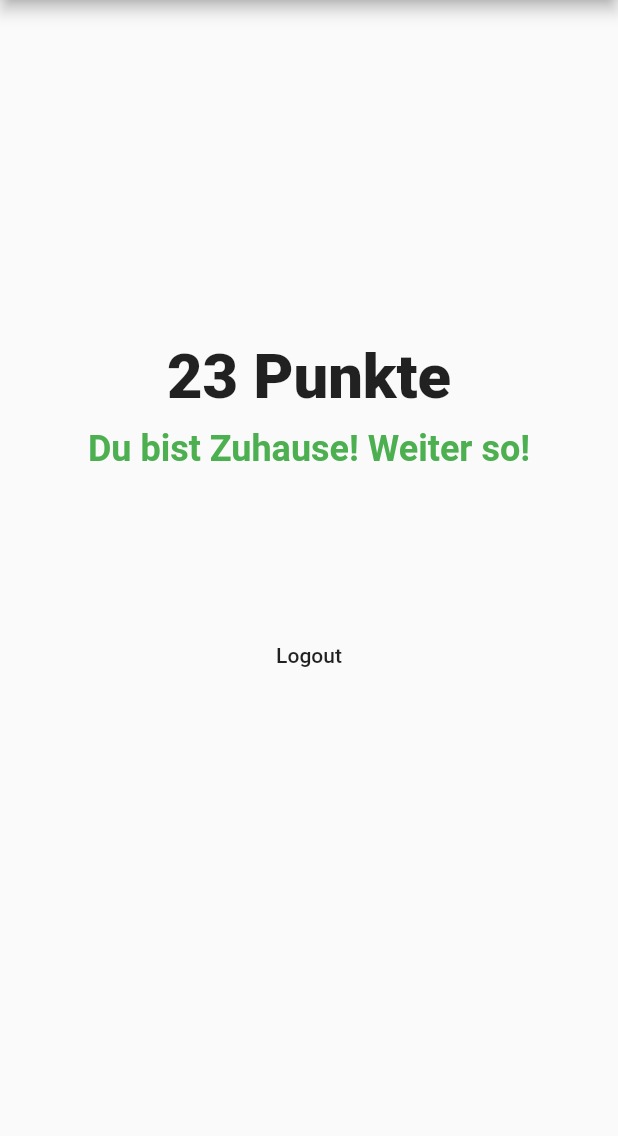
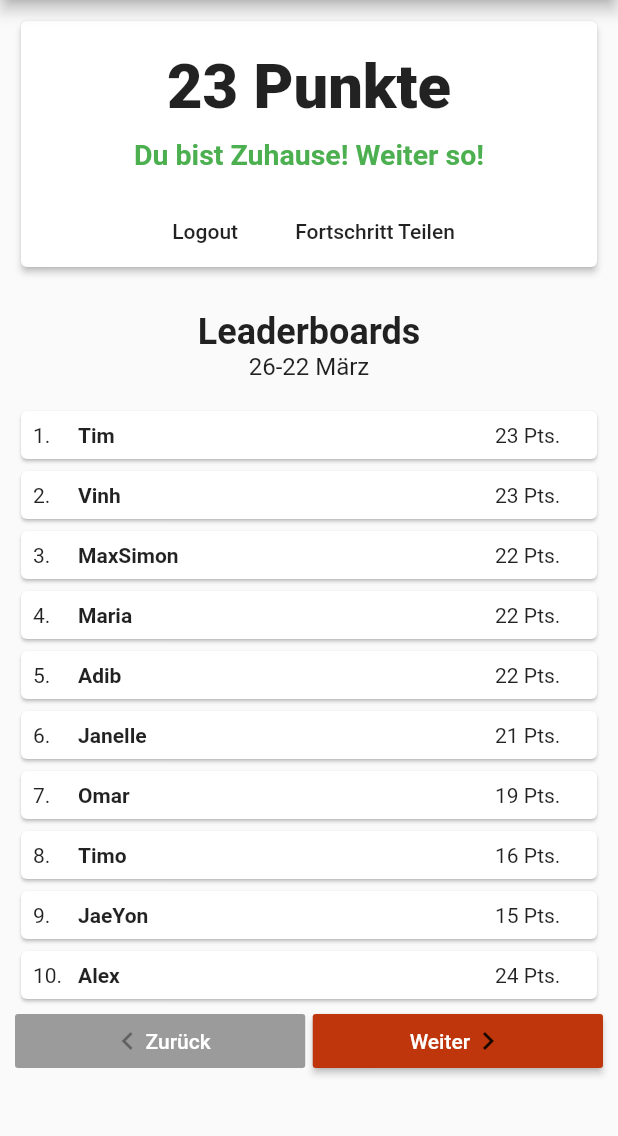
Before and after one commit to homewins/homewins-app, a Flutter app: the HomePage screen opened directly with empty values, on a phone screen of 412 x 824 dp, the part 84-1220 px from its top. Run offline on Flutter 3.47's test engine with Material 2 defaults, Android fonts, the phone set to English and light mode, and no system bars; our stand-ins replace connectivity, flutter_spinkit, geolocator, shared_preferences, sliding_up_panel; accounts and stored records are empty.

Commit message:
Hard-code leaderboard with dummy data

```diff
--- a/lib/home.dart
+++ b/lib/home.dart
@@ -17,15 +17,66 @@ class HomePage extends StatefulWidget {
 class _HomePageState extends State<HomePage> {
   @override
   Widget build(BuildContext context) {
+    var names = [
+      "Tim",
+      "Vinh",
+      "Max"
+      "Simon",
+      "Maria",
+      "Adib",
+      "Janelle",
+      "Omar",
+      "Timo",
+      "JaeYon",
+      "Alex",
+    ];
+
+    var pts = [23, 23, 22, 22, 22, 21, 19, 16, 15, 24];
+
+    List<Widget> leaderboard = [];
+    for (var i = 0; i < 10; ++i) {
+      leaderboard.add(Card(
+          elevation: 1,
+          child: Padding(
+            padding: const EdgeInsets.all(8.0),
+            child: Row(
+              children: <Widget>[
+                Container(
+                  width: 30,
+                  child: Text((i + 1).toString() + "."),
+                ),
+                Expanded(
+                  child: Text(
+                    names[i],
+                    style: TextStyle(
+                        fontWeight: FontWeight.bold
+                    ),
+                  ),
+                ),
+                Container(
+                  width: 60,
+                  child: Text(pts[i].toString() + " Pts."),
+                ),
+              ],
+            ),
+          )
+      ));
+    }
+
     return Scaffold(
         appBar: AppBar(
           title: Text("HomeWins"),
         ),
         body: Padding(
-          padding: const EdgeInsets.only(bottom: 80).add(EdgeInsets.symmetric(horizontal: 10)),
+          padding: const EdgeInsets.only(top: 10).add(EdgeInsets.symmetric(horizontal: 10)),
           child: Column(
-            mainAxisAlignment: MainAxisAlignment.center,
+            mainAxisAlignment: MainAxisAlignment.start,
             children: <Widget>[
+              Card(
+                elevation: 2,
+                child: Column(
+                  children: <Widget>[
+                    Container(height: 20),
                     Center(
                       child: Text(
                         "23 Punkte",
@@ -36,15 +87,90 @@ class _HomePageState extends State<HomePage> {
                     Center(
                       child: Text(
                         "Du bist Zuhause! Weiter so!",
-                  style: Theme.of(context).textTheme.headline.apply(fontWeightDelta: 2, color: Colors.green),
+                        style: Theme.of(context).textTheme.headline.apply(fontWeightDelta: 2, color: Colors.green, fontSizeDelta: -5),
                       ),
                     ),
-              Container(height: 100),
+                    Container(height: 16),
+                    Row(
+                      mainAxisAlignment: MainAxisAlignment.center,
+                      children: <Widget>[
                         FlatButton(
                           child: Text("Logout"),
                           onPressed: () {
                             widget.onLogout();
                           },
+                        ),
+                        FlatButton(
+                          child: Text("Fortschritt Teilen"),
+                          onPressed: () {
+                            widget.onLogout();
+                          },
+                        ),
+                      ],
+                    ),
+                  ],
+                ),
+              ),
+              Container(height: 25),
+              Center(
+                child: Text(
+                  "Leaderboards",
+                  style: Theme.of(context).textTheme.headline.apply(fontWeightDelta: 2),
+                ),
+              ),
+              Center(
+                child: Text(
+                  "26-22 März",
+                  style: Theme.of(context).textTheme.subhead,
+                ),
+              ),
+              Container(height: 16),
+              ...leaderboard,
+              Row(
+                children: <Widget>[
+                  Expanded(
+                    child: RaisedButton(
+                      color: Theme.of(context).primaryColor,
+                      padding: EdgeInsets.all(2),
+                      child: Row(
+                        mainAxisSize: MainAxisSize.max,
+                        mainAxisAlignment: MainAxisAlignment.center,
+                        children: <Widget>[
+                          Icon(Icons.chevron_left),
+                          Text(
+                              "Zurück",
+                              style: TextStyle(
+                                  color: Colors.white
+                              )
+                          )
+                        ],
+                      ),
+                    ),
+                  ),
+                  Container(width: 5),
+                  Expanded(
+                    child: RaisedButton(
+                      color: Theme.of(context).primaryColor,
+                      padding: EdgeInsets.all(2),
+                      onPressed: () async {
+                        // TODO: YO
+                      },
+                      child: Row(
+                        mainAxisSize: MainAxisSize.max,
+                        mainAxisAlignment: MainAxisAlignment.center,
+                        children: <Widget>[
+                          Text(
+                              "Weiter",
+                              style: TextStyle(
+                                  color: Colors.white
+                              )
+                          ),
+                          Icon(Icons.chevron_right),
+                        ],
+                      ),
+                    ),
+                  )
+                ],
               )
             ]
           ),
--- a/lib/main.dart
+++ b/lib/main.dart
@@ -77,7 +77,7 @@ class _HomeWinsAppState extends State<HomeWinsApp> {
     }
 
     var theme = ThemeData(
-        primaryColor: Colors.deepOrange[900],
+      primaryColor: Colors.deepOrange[900],
     );
 
     return MaterialApp(
```
Lines whose indentation alone changed are shown as unchanged.
